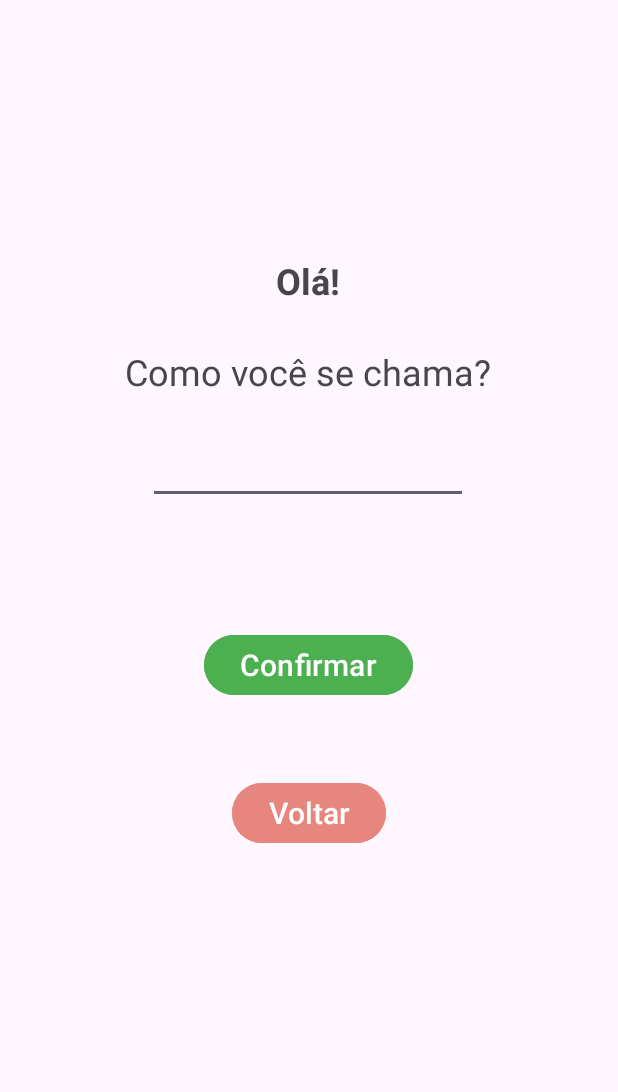
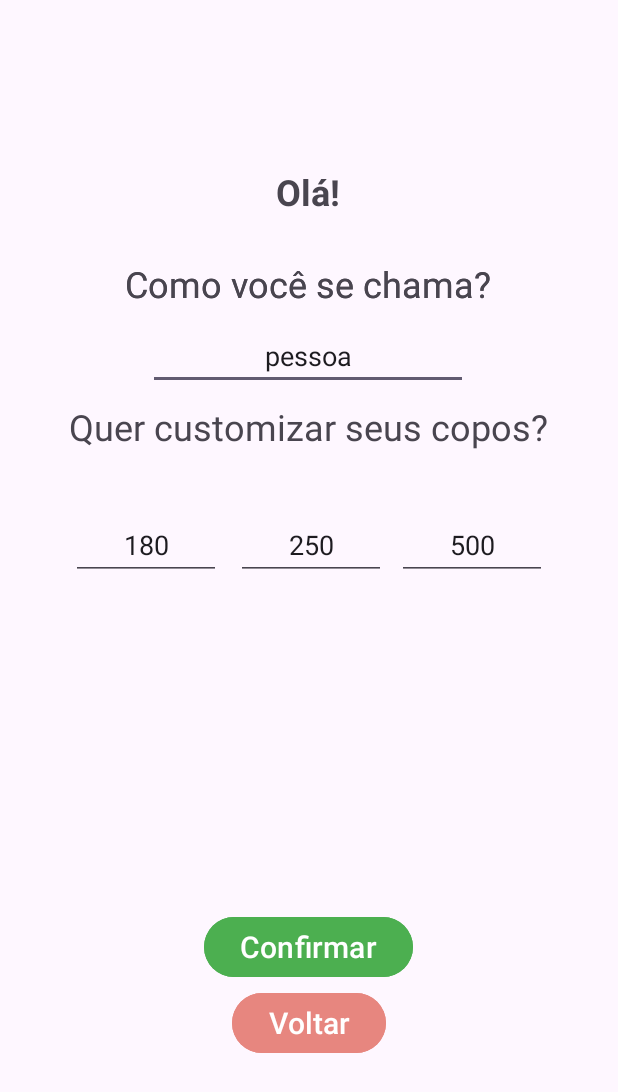
Before and after one commit to Sortudo13/Drink-it, an Android app: the MenuActivity screen opened directly, with no data from a screen before it, after a tap on "Usuário", on a phone screen of 412 x 824 dp. Shown: the top 1092 px of the screen. Run offline under Robolectric (Android 15) with nearby library versions, the phone set to English and light mode, and no system bars.

Commit message:
add personalização de quantidade de agua

```diff
--- a/app/src/main/AndroidManifest.xml
+++ b/app/src/main/AndroidManifest.xml
@@ -25,7 +25,7 @@
             </intent-filter>
         </activity>
         <activity
-            android:name=".usuarioActivity"
+            android:name=".UsuarioActivity"
             android:exported="false"
             android:windowSoftInputMode="adjustResize" />
         <activity
--- a/app/src/main/java/com/ryan/drink_it/MainActivity.kt
+++ b/app/src/main/java/com/ryan/drink_it/MainActivity.kt
@@ -69,6 +69,8 @@ class MainActivity : AppCompatActivity() {
             txt_mls_bebidos.text = "$mlsSalvos ml"
         }
 
+
+        // Quantidades
         val botao_180mls = findViewById<Button>(R.id.button_180ml)
         selecionarQuantidade(botao_180mls)
 
@@ -113,6 +115,11 @@ class MainActivity : AppCompatActivity() {
         )
         val text_ola = findViewById<TextView>(R.id.text_ola)
         text_ola.text = frasesSaudacao.random()
+
+        val botao_resetar = findViewById<Button>(R.id.botao_resetar)
+        botao_resetar.setOnClickListener {
+            reiniciarDia()
+        }
 
     }
 
@@ -201,6 +208,19 @@ class MainActivity : AppCompatActivity() {
 
         botaoClicado.setBackgroundColor(Color.parseColor("#2C9EF6"))
         botaoClicado.setTextColor(Color.WHITE)
+
+        // 2. Abre o arquivo de dados salvos
+        val dadosSalvos = getSharedPreferences("drink-it_data", MODE_PRIVATE)
+
+        // 3. Lê os valores salvos. Se não encontrar nada (ex: primeira vez abrindo o app), assume 0
+        val quantidade_1 = dadosSalvos.getString("quantidade_1", "180")
+        val quantidade_2 = dadosSalvos.getString("quantidade_2", "250")
+        val quantidade_3 = dadosSalvos.getString("quantidade_3", "500")
+
+        botao_180mls.setText("$quantidade_1 mls")
+        botao_250mls.setText("$quantidade_2 mls")
+        botao_500mls.setText("$quantidade_3 mls")
+
 
     }
 
--- a/app/src/main/java/com/ryan/drink_it/MenuActivity.kt
+++ b/app/src/main/java/com/ryan/drink_it/MenuActivity.kt
@@ -23,7 +23,7 @@ class MenuActivity : AppCompatActivity() {
         // Botões
         val button_usuario = findViewById<Button>(R.id.button_usuario)
         button_usuario.setOnClickListener {
-            startActivity(Intent(this, usuarioActivity::class.java))
+            startActivity(Intent(this, UsuarioActivity::class.java))
         }
 
         val button_creditos = findViewById<Button>(R.id.button_creditos)
--- a/app/src/main/java/com/ryan/drink_it/usuarioActivity.kt
+++ b/app/src/main/java/com/ryan/drink_it/usuarioActivity.kt
@@ -12,7 +12,7 @@ import android.widget.Button
 import android.widget.Toast
 
 
-class usuarioActivity : AppCompatActivity() {
+class UsuarioActivity : AppCompatActivity() {
 
     private var nome: String = ""
 
@@ -26,18 +26,39 @@ class usuarioActivity : AppCompatActivity() {
             insets
         }
 
+        val dadosSalvos = getSharedPreferences("drink-it_data", MODE_PRIVATE)
+        val nome_usuario = dadosSalvos.getString("nome_usuario", "pessoa") ?: "pessoa"
+
+
         val edtNome = findViewById<EditText>(R.id.edit_nome)
+        edtNome.setText(nome_usuario)
         val btnConfirmar = findViewById<Button>(R.id.button_confirmar)
         val button_voltar = findViewById<Button>(R.id.button_voltar)
+
+        val edit_quantidade_1 = findViewById<EditText>(R.id.edit_quantidade_1)
+        val edit_quantidade_2 = findViewById<EditText>(R.id.edit_quantidade_2)
+        val edit_quantidade_3 = findViewById<EditText>(R.id.edit_quantidade_3)
+
+        edit_quantidade_1.setText(dadosSalvos.getString("quantidade_1", "180"))
+        edit_quantidade_2.setText(dadosSalvos.getString("quantidade_2", "250"))
+        edit_quantidade_3.setText(dadosSalvos.getString("quantidade_3", "500"))
+
 
         btnConfirmar.setOnClickListener {
             val nome = edtNome.text.toString()
             Toast.makeText(this, "É um belo nome, $nome!", Toast.LENGTH_SHORT).show()
             this.nome = nome
 
+            val quantidade_1 = findViewById<EditText>(R.id.edit_quantidade_1)
+            val quantidade_2 = findViewById<EditText>(R.id.edit_quantidade_2)
+            val quantidade_3 = findViewById<EditText>(R.id.edit_quantidade_3)
+
             val dadosSalvos = getSharedPreferences("drink-it_data", MODE_PRIVATE)
             val editor = dadosSalvos.edit()
             editor.putString("nome_usuario", nome)         // Salva a quantidade de mls
+            editor.putString("quantidade_1", quantidade_1.text.replace(Regex("[^0-9]"), "").ifEmpty { "180" })
+            editor.putString("quantidade_2", quantidade_2.text.replace(Regex("[^0-9]"), "").ifEmpty { "250" })
+            editor.putString("quantidade_3", quantidade_3.text.replace(Regex("[^0-9]"), "").ifEmpty { "500" })
             editor.apply()
 
             startActivity(Intent(this, MainActivity::class.java))
--- a/app/src/main/res/layout/activity_usuario.xml
+++ b/app/src/main/res/layout/activity_usuario.xml
@@ -5,7 +5,9 @@
     android:id="@+id/main"
     android:layout_width="match_parent"
     android:layout_height="match_parent"
-    tools:context=".usuarioActivity">
+    tools:context=".UsuarioActivity"
+    tools:layout_editor_absoluteX="0dp"
+    tools:layout_editor_absoluteY="-52dp">
 
     <TextView
         android:id="@+id/textView5"
@@ -19,7 +21,7 @@
         app:layout_constraintHorizontal_bias="0.498"
         app:layout_constraintStart_toStartOf="parent"
         app:layout_constraintTop_toTopOf="parent"
-        app:layout_constraintVertical_bias="0.216" />
+        app:layout_constraintVertical_bias="0.141" />
 
     <TextView
         android:id="@+id/textView6"
@@ -32,7 +34,33 @@
         app:layout_constraintHorizontal_bias="0.497"
         app:layout_constraintStart_toStartOf="parent"
         app:layout_constraintTop_toBottomOf="@+id/textView5"
-        app:layout_constraintVertical_bias="0.048" />
+        app:layout_constraintVertical_bias="0.044" />
+
+    <TextView
+        android:id="@+id/textView"
+        android:layout_width="wrap_content"
+        android:layout_height="wrap_content"
+        android:text="Como você se chama?"
+        android:textSize="24sp"
+        app:layout_constraintBottom_toBottomOf="parent"
+        app:layout_constraintEnd_toEndOf="parent"
+        app:layout_constraintHorizontal_bias="0.497"
+        app:layout_constraintStart_toStartOf="parent"
+        app:layout_constraintTop_toBottomOf="@+id/textView5"
+        app:layout_constraintVertical_bias="0.044" />
+
+    <TextView
+        android:id="@+id/textView9"
+        android:layout_width="wrap_content"
+        android:layout_height="wrap_content"
+        android:text="Quer customizar seus copos?"
+        android:textSize="24sp"
+        app:layout_constraintBottom_toBottomOf="parent"
+        app:layout_constraintEnd_toEndOf="parent"
+        app:layout_constraintHorizontal_bias="0.497"
+        app:layout_constraintStart_toStartOf="parent"
+        app:layout_constraintTop_toBottomOf="@+id/edit_nome"
+        app:layout_constraintVertical_bias="0.015" />
 
     <EditText
         android:id="@+id/edit_nome"
@@ -46,7 +74,49 @@
         app:layout_constraintHorizontal_bias="0.497"
         app:layout_constraintStart_toStartOf="parent"
         app:layout_constraintTop_toBottomOf="@+id/textView6"
-        app:layout_constraintVertical_bias="0.242" />
+        app:layout_constraintVertical_bias="0.026" />
+
+    <EditText
+        android:id="@+id/edit_quantidade_1"
+        android:layout_width="100dp"
+        android:layout_height="46dp"
+        android:ems="10"
+        android:inputType="text"
+        android:textAlignment="center"
+        app:layout_constraintBottom_toTopOf="@+id/button_confirmar"
+        app:layout_constraintEnd_toEndOf="parent"
+        app:layout_constraintHorizontal_bias="0.151"
+        app:layout_constraintStart_toStartOf="parent"
+        app:layout_constraintTop_toBottomOf="@+id/textView6"
+        app:layout_constraintVertical_bias="0.381" />
+
+    <EditText
+        android:id="@+id/edit_quantidade_2"
+        android:layout_width="100dp"
+        android:layout_height="46dp"
+        android:ems="10"
+        android:inputType="text"
+        android:textAlignment="center"
+        app:layout_constraintBottom_toTopOf="@+id/button_confirmar"
+        app:layout_constraintEnd_toEndOf="parent"
+        app:layout_constraintHorizontal_bias="0.06"
+        app:layout_constraintStart_toEndOf="@+id/edit_quantidade_1"
+        app:layout_constraintTop_toBottomOf="@+id/textView6"
+        app:layout_constraintVertical_bias="0.381" />
+
+    <EditText
+        android:id="@+id/edit_quantidade_3"
+        android:layout_width="100dp"
+        android:layout_height="46dp"
+        android:ems="10"
+        android:inputType="text"
+        android:textAlignment="center"
+        app:layout_constraintBottom_toTopOf="@+id/button_confirmar"
+        app:layout_constraintEnd_toEndOf="parent"
+        app:layout_constraintHorizontal_bias="0.129"
+        app:layout_constraintStart_toEndOf="@+id/edit_quantidade_2"
+        app:layout_constraintTop_toBottomOf="@+id/textView6"
+        app:layout_constraintVertical_bias="0.381" />
 
     <Button
         android:id="@+id/button_confirmar"
@@ -61,7 +131,7 @@
         app:layout_constraintHorizontal_bias="0.498"
         app:layout_constraintStart_toStartOf="parent"
         app:layout_constraintTop_toBottomOf="@+id/textView6"
-        app:layout_constraintVertical_bias="0.304" />
+        app:layout_constraintVertical_bias="0.705" />
 
     <Button
         android:id="@+id/button_voltar"
@@ -74,6 +144,6 @@
         app:layout_constraintEnd_toEndOf="parent"
         app:layout_constraintStart_toStartOf="parent"
         app:layout_constraintTop_toBottomOf="@+id/button_confirmar"
-        app:layout_constraintVertical_bias="0.165" />
+        app:layout_constraintVertical_bias="0.022" />
 
 </androidx.constraintlayout.widget.ConstraintLayout>
```
